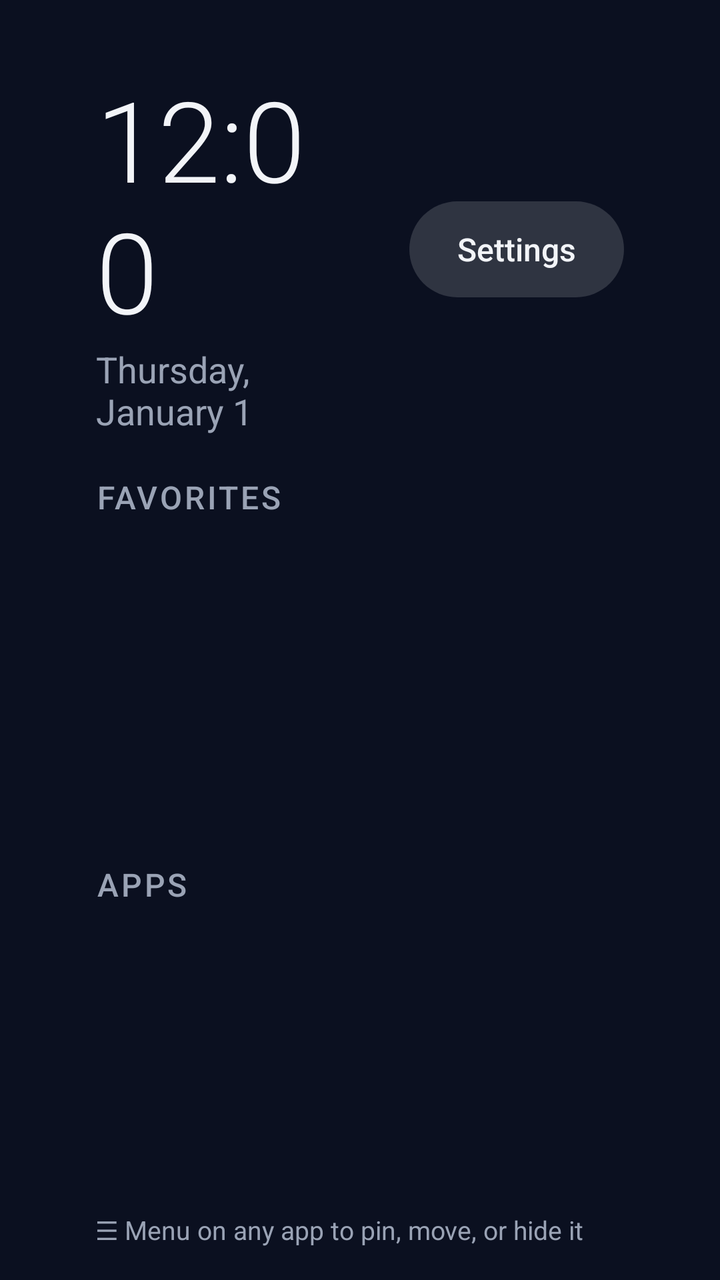
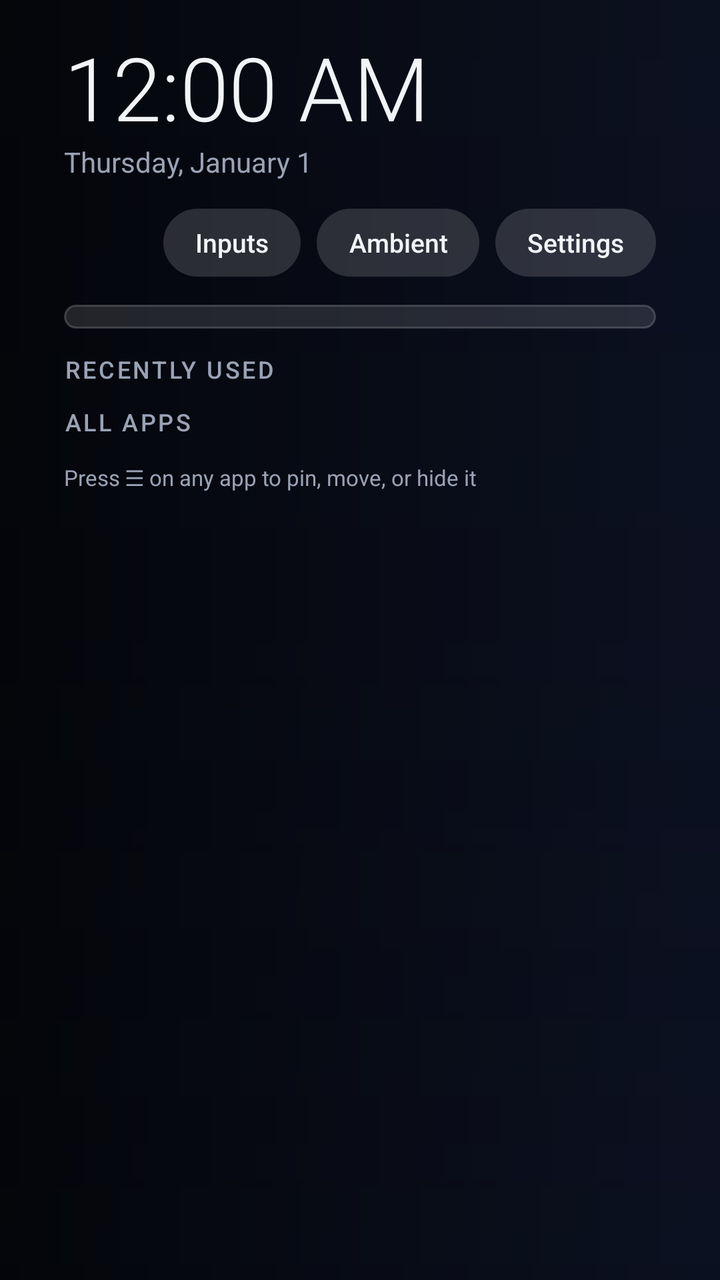

Two renders of the same Android screen: before a commit and after it. Below are the layout's source before the change and the commit's diff.
<!-- AndroidManifest.xml: application theme Theme.AttuneTV -->
<!-- res/layout/activity_home.xml -->
<?xml version="1.0" encoding="utf-8"?>
<LinearLayout xmlns:android="http://schemas.android.com/apk/res/android"
    android:layout_width="match_parent"
    android:layout_height="match_parent"
    android:orientation="vertical"
    android:paddingStart="@dimen/gutter"
    android:paddingEnd="@dimen/gutter"
    android:paddingTop="32dp"
    android:paddingBottom="16dp">

    
    <LinearLayout
        android:layout_width="match_parent"
        android:layout_height="wrap_content"
        android:gravity="center_vertical"
        android:orientation="horizontal">

        <LinearLayout
            android:layout_width="0dp"
            android:layout_height="wrap_content"
            android:layout_weight="1"
            android:orientation="vertical">

            <TextClock
                android:layout_width="wrap_content"
                android:layout_height="wrap_content"
                android:fontFamily="sans-serif-light"
                android:format12Hour="h:mm"
                android:format24Hour="HH:mm"
                android:textColor="@color/text"
                android:textSize="56sp" />

            <TextClock
                android:layout_width="wrap_content"
                android:layout_height="wrap_content"
                android:format12Hour="EEEE, MMMM d"
                android:format24Hour="EEEE, MMMM d"
                android:textColor="@color/text_dim"
                android:textSize="18sp" />
        </LinearLayout>

        <TextView
            android:id="@+id/focus_title"
            android:layout_width="wrap_content"
            android:layout_height="wrap_content"
            android:layout_marginEnd="24dp"
            android:fontFamily="sans-serif-medium"
            android:textColor="@color/text"
            android:textSize="22sp" />

        <Button
            android:id="@+id/settings_button"
            android:layout_width="wrap_content"
            android:layout_height="48dp"
            android:background="@drawable/pill_bg"
            android:paddingStart="24dp"
            android:paddingEnd="24dp"
            android:stateListAnimator="@null"
            android:text="@string/settings"
            android:textAllCaps="false"
            android:textColor="@color/pill_text"
            android:textSize="16sp" />
    </LinearLayout>

    <TextView
        android:id="@+id/setup_banner"
        android:layout_width="match_parent"
        android:layout_height="wrap_content"
        android:layout_marginTop="12dp"
        android:background="@drawable/pill_bg"
        android:focusable="true"
        android:padding="12dp"
        android:text="@string/setup_banner"
        android:textColor="@color/pill_text"
        android:textSize="15sp"
        android:visibility="gone" />

    <TextView
        android:id="@+id/favorites_label"
        style="@style/SectionLabel"
        android:layout_width="wrap_content"
        android:layout_height="wrap_content"
        android:layout_marginTop="20dp"
        android:text="@string/favorites" />

    <androidx.recyclerview.widget.RecyclerView
        android:id="@+id/favorites"
        android:layout_width="match_parent"
        android:layout_height="168dp"
        android:clipChildren="false"
        android:clipToPadding="false"
        android:paddingStart="8dp"
        android:paddingEnd="8dp" />

    <TextView
        style="@style/SectionLabel"
        android:layout_width="wrap_content"
        android:layout_height="wrap_content"
        android:layout_marginTop="4dp"
        android:text="@string/all_apps" />

    <androidx.recyclerview.widget.RecyclerView
        android:id="@+id/grid"
        android:layout_width="match_parent"
        android:layout_height="0dp"
        android:layout_weight="1"
        android:clipChildren="false"
        android:clipToPadding="false"
        android:paddingStart="8dp"
        android:paddingEnd="8dp"
        android:paddingBottom="24dp" />

    <TextView
        android:layout_width="wrap_content"
        android:layout_height="wrap_content"
        android:text="@string/hint"
        android:textColor="@color/text_dim"
        android:textSize="13sp" />
</LinearLayout>
<!-- resources referenced by this layout -->
<resources>
  <color name="text">#F2F4F8</color>
  <color name="text_dim">#9AA3B5</color>
  <dimen name="gutter">48dp</dimen>
  <!-- drawable pill_bg (drawable) -->
  <?xml version="1.0" encoding="utf-8"?>
  <selector xmlns:android="http://schemas.android.com/apk/res/android">
      <item android:state_focused="true">
          <shape><corners android:radius="28dp" /><solid android:color="#FFFFFF" /></shape>
      </item>
      <item>
          <shape><corners android:radius="28dp" /><solid android:color="#26FFFFFF" /></shape>
      </item>
  </selector>
  <string name="all_apps">Apps</string>
  <string name="favorites">Favorites</string>
  <string name="hint">☰ Menu on any app to pin, move, or hide it</string>
  <string name="settings">Settings</string>
  <string name="setup_banner">Home button not set up yet. Select to finish setup.</string>
  <style name="SectionLabel">
          <item name="android:textColor">@color/text_dim</item>
          <item name="android:textSize">16sp</item>
          <item name="android:letterSpacing">0.08</item>
          <item name="android:textAllCaps">true</item>
          <item name="android:fontFamily">sans-serif-medium</item>
      </style>
  <style name="Theme.AttuneTV" parent="@android:style/Theme.DeviceDefault.NoActionBar.Fullscreen">
          <item name="android:windowBackground">@color/bg</item>
          <item name="android:windowShowWallpaper">false</item>
          <item name="android:colorAccent">@color/accent</item>
          <item name="android:windowAnimationStyle">@null</item>
      </style>
  <color name="bg">#0B1020</color>
  <color name="accent">#7AA2FF</color>
</resources>

<!-- the commit's change to res/layout/activity_home.xml (unified diff, before → after) -->
@@ -1,119 +1,220 @@
 <?xml version="1.0" encoding="utf-8"?>
-<LinearLayout xmlns:android="http://schemas.android.com/apk/res/android"
+<FrameLayout xmlns:android="http://schemas.android.com/apk/res/android"
     android:layout_width="match_parent"
-    android:layout_height="match_parent"
-    android:orientation="vertical"
-    android:paddingStart="@dimen/gutter"
-    android:paddingEnd="@dimen/gutter"
-    android:paddingTop="32dp"
-    android:paddingBottom="16dp">
+    android:layout_height="match_parent">
 
     
+    <ImageView android:id="@+id/backdrop_a" android:layout_width="match_parent" android:layout_height="match_parent"
+        android:alpha="0" android:scaleType="centerCrop" android:importantForAccessibility="no" />
+    <ImageView android:id="@+id/backdrop_b" android:layout_width="match_parent" android:layout_height="match_parent"
+        android:alpha="0" android:scaleType="centerCrop" android:importantForAccessibility="no" />
+    <View android:id="@+id/scrim" android:layout_width="match_parent" android:layout_height="match_parent"
+        android:background="@drawable/scrim" />
+
     <LinearLayout
         android:layout_width="match_parent"
-        android:layout_height="wrap_content"
-        android:gravity="center_vertical"
-        android:orientation="horizontal">
-
+        android:layout_height="match_parent"
+        android:clipChildren="false"
+        android:orientation="vertical"
+        android:paddingStart="@dimen/gutter"
+        android:paddingTop="20dp"
+        android:paddingEnd="@dimen/gutter">
+
+        
         <LinearLayout
-            android:layout_width="0dp"
+            android:layout_width="match_parent"
             android:layout_height="wrap_content"
+            android:gravity="top"
+            android:orientation="horizontal">
+
+            <LinearLayout
+                android:layout_width="0dp"
+                android:layout_height="wrap_content"
+                android:layout_weight="1"
+                android:orientation="vertical">
+
+                <TextClock
+                    android:id="@+id/clock"
+                    android:layout_width="wrap_content"
+                    android:layout_height="wrap_content"
+                    android:fontFamily="sans-serif-light"
+                    android:includeFontPadding="false"
+                    android:textColor="@color/text"
+                    android:textSize="44sp" />
+
+                <TextClock
+                    android:layout_width="wrap_content"
+                    android:layout_height="wrap_content"
+                    android:format12Hour="EEEE, MMMM d"
+                    android:format24Hour="EEEE, MMMM d"
+                    android:textColor="@color/text_dim"
+                    android:textSize="14sp" />
+            </LinearLayout>
+
+            <LinearLayout
+                android:id="@+id/weather_widget"
+                android:layout_width="wrap_content"
+                android:layout_height="72dp"
+                android:background="@drawable/glass"
+                android:gravity="center_vertical"
+                android:orientation="horizontal"
+                android:paddingStart="14dp"
+                android:paddingEnd="16dp"
+                android:visibility="gone">
+
+                <TextView android:id="@+id/wx_icon" android:layout_width="wrap_content" android:layout_height="wrap_content"
+                    android:textSize="28sp" />
+
+                <LinearLayout android:layout_width="wrap_content" android:layout_height="wrap_content"
+                    android:layout_marginStart="10dp" android:orientation="vertical">
+                    <TextView android:id="@+id/wx_temp" android:layout_width="wrap_content" android:layout_height="wrap_content"
+                        android:fontFamily="sans-serif-light" android:includeFontPadding="false"
+                        android:textColor="@color/text" android:textSize="26sp" />
+                    <TextView android:id="@+id/wx_detail" android:layout_width="wrap_content" android:layout_height="wrap_content"
+                        android:maxWidth="170dp" android:maxLines="2" android:ellipsize="end"
+                        android:textColor="@color/text_dim" android:textSize="11sp" />
+                </LinearLayout>
+            </LinearLayout>
+
+            <LinearLayout
+                android:id="@+id/calendar_widget"
+                android:layout_width="250dp"
+                android:layout_height="72dp"
+                android:layout_marginStart="10dp"
+                android:background="@drawable/glass"
+                android:gravity="center_vertical"
+                android:orientation="vertical"
+                android:paddingStart="14dp"
+                android:paddingEnd="14dp"
+                android:visibility="gone">
+
+                <TextView style="@style/SectionLabel" android:layout_width="wrap_content" android:layout_height="wrap_content"
+                    android:textSize="10sp" android:text="@string/up_next" />
+                <TextView android:id="@+id/cal_1" android:layout_width="match_parent" android:layout_height="wrap_content"
+                    android:layout_marginTop="2dp" android:ellipsize="end" android:maxLines="1"
+                    android:textColor="@color/text" android:textSize="13sp" />
+                <TextView android:id="@+id/cal_2" android:layout_width="match_parent" android:layout_height="wrap_content"
+                    android:ellipsize="end" android:maxLines="1" android:textColor="@color/text_dim" android:textSize="12sp" />
+            </LinearLayout>
+        </LinearLayout>
+
+        
+        <LinearLayout
+            android:layout_width="match_parent"
+            android:layout_height="wrap_content"
+            android:layout_marginTop="14dp"
+            android:gravity="center_vertical"
+            android:orientation="horizontal">
+
+            <TextView
+                android:id="@+id/focus_title"
+                android:layout_width="0dp"
+                android:layout_height="wrap_content"
+                android:layout_weight="1"
+                android:ellipsize="end"
+                android:fontFamily="sans-serif-medium"
+                android:maxLines="1"
+                android:textColor="@color/text"
+                android:textSize="22sp" />
+
+            <Button android:id="@+id/btn_inputs" style="@style/Pill" android:text="@string/inputs" />
+            <Button android:id="@+id/btn_ambient" style="@style/Pill" android:text="@string/ambient" />
+            <Button android:id="@+id/btn_settings" style="@style/Pill" android:text="@string/settings" />
+        </LinearLayout>
+
+        <TextView
+            android:id="@+id/setup_banner"
+            android:layout_width="match_parent"
+            android:layout_height="wrap_content"
+            android:layout_marginTop="10dp"
+            android:background="@drawable/pill_bg"
+            android:focusable="true"
+            android:paddingStart="16dp"
+            android:paddingTop="8dp"
+            android:paddingEnd="16dp"
+            android:paddingBottom="8dp"
+            android:text="@string/setup_banner"
+            android:textColor="@color/pill_text"
+            android:textSize="13sp"
+            android:visibility="gone" />
+
+        <ScrollView
+            android:id="@+id/scroller"
+            android:layout_width="match_parent"
+            android:layout_height="0dp"
+            android:layout_marginTop="8dp"
             android:layout_weight="1"
-            android:orientation="vertical">
-
-            <TextClock
-                android:layout_width="wrap_content"
+            android:clipChildren="false"
+            android:clipToPadding="false"
+            android:fadingEdgeLength="24dp"
+            android:requiresFadingEdge="vertical"
+            android:scrollbars="none">
+
+            <LinearLayout
+                android:layout_width="match_parent"
                 android:layout_height="wrap_content"
-                android:fontFamily="sans-serif-light"
-                android:format12Hour="h:mm"
-                android:format24Hour="HH:mm"
-                android:textColor="@color/text"
-                android:textSize="56sp" />
-
-            <TextClock
-                android:layout_width="wrap_content"
-                android:layout_height="wrap_content"
-                android:format12Hour="EEEE, MMMM d"
-                android:format24Hour="EEEE, MMMM d"
-                android:textColor="@color/text_dim"
-                android:textSize="18sp" />
-        </LinearLayout>
-
-        <TextView
-            android:id="@+id/focus_title"
-            android:layout_width="wrap_content"
-            android:layout_height="wrap_content"
-            android:layout_marginEnd="24dp"
-            android:fontFamily="sans-serif-medium"
-            android:textColor="@color/text"
-            android:textSize="22sp" />
-
-        <Button
-            android:id="@+id/settings_button"
-            android:layout_width="wrap_content"
-            android:layout_height="48dp"
-            android:background="@drawable/pill_bg"
-            android:paddingStart="24dp"
-            android:paddingEnd="24dp"
-            android:stateListAnimator="@null"
-            android:text="@string/settings"
-            android:textAllCaps="false"
-            android:textColor="@color/pill_text"
-            android:textSize="16sp" />
+                android:clipChildren="false"
+                android:orientation="vertical"
+                android:paddingBottom="40dp">
+
+                
+                <FrameLayout
+                    android:id="@+id/dock"
+                    android:layout_width="match_parent"
+                    android:layout_height="wrap_content"
+                    android:layout_marginTop="6dp"
+                    android:background="@drawable/glass"
+                    android:clipChildren="false"
+                    android:paddingTop="6dp"
+                    android:paddingBottom="6dp">
+
+                    <androidx.recyclerview.widget.RecyclerView
+                        android:id="@+id/favorites"
+                        android:layout_width="match_parent"
+                        android:layout_height="wrap_content"
+                        android:clipChildren="false"
+                        android:clipToPadding="false"
+                        android:paddingStart="8dp"
+                        android:paddingEnd="8dp" />
+                </FrameLayout>
+
+                <TextView
+                    android:id="@+id/recent_label"
+                    style="@style/SectionLabel"
+                    android:layout_width="wrap_content"
+                    android:layout_height="wrap_content"
+                    android:layout_marginTop="12dp"
+                    android:text="@string/recent" />
+
+                <androidx.recyclerview.widget.RecyclerView
+                    android:id="@+id/recent"
+                    android:layout_width="match_parent"
+                    android:layout_height="wrap_content"
+                    android:clipChildren="false"
+                    android:clipToPadding="false" />
+
+                <TextView
+                    style="@style/SectionLabel"
+                    android:layout_width="wrap_content"
+                    android:layout_height="wrap_content"
+                    android:layout_marginTop="10dp"
+                    android:text="@string/all_apps" />
+
+                <androidx.recyclerview.widget.RecyclerView
+                    android:id="@+id/grid"
+                    android:layout_width="match_parent"
+                    android:layout_height="wrap_content"
+                    android:clipChildren="false"
+                    android:clipToPadding="false" />
+
+                <TextView
+                    android:layout_width="wrap_content"
+                    android:layout_height="wrap_content"
+                    android:layout_marginTop="12dp"
+                    android:text="@string/hint"
+                    android:textColor="@color/text_dim"
+                    android:textSize="11sp" />
+            </LinearLayout>
+        </ScrollView>
     </LinearLayout>
-
-    <TextView
-        android:id="@+id/setup_banner"
-        android:layout_width="match_parent"
-        android:layout_height="wrap_content"
-        android:layout_marginTop="12dp"
-        android:background="@drawable/pill_bg"
-        android:focusable="true"
-        android:padding="12dp"
-        android:text="@string/setup_banner"
-        android:textColor="@color/pill_text"
-        android:textSize="15sp"
-        android:visibility="gone" />
-
-    <TextView
-        android:id="@+id/favorites_label"
-        style="@style/SectionLabel"
-        android:layout_width="wrap_content"
-        android:layout_height="wrap_content"
-        android:layout_marginTop="20dp"
-        android:text="@string/favorites" />
-
-    <androidx.recyclerview.widget.RecyclerView
-        android:id="@+id/favorites"
-        android:layout_width="match_parent"
-        android:layout_height="168dp"
-        android:clipChildren="false"
-        android:clipToPadding="false"
-        android:paddingStart="8dp"
-        android:paddingEnd="8dp" />
-
-    <TextView
-        style="@style/SectionLabel"
-        android:layout_width="wrap_content"
-        android:layout_height="wrap_content"
-        android:layout_marginTop="4dp"
-        android:text="@string/all_apps" />
-
-    <androidx.recyclerview.widget.RecyclerView
-        android:id="@+id/grid"
-        android:layout_width="match_parent"
-        android:layout_height="0dp"
-        android:layout_weight="1"
-        android:clipChildren="false"
-        android:clipToPadding="false"
-        android:paddingStart="8dp"
-        android:paddingEnd="8dp"
-        android:paddingBottom="24dp" />
-
-    <TextView
-        android:layout_width="wrap_content"
-        android:layout_height="wrap_content"
-        android:text="@string/hint"
-        android:textColor="@color/text_dim"
-        android:textSize="13sp" />
-</LinearLayout>
+</FrameLayout>
<!-- resource entries referenced after the edit -->
@@ -2,26 +2,56 @@
 <resources>
   <color name="text">#F2F4F8</color>
   <color name="text_dim">#9AA3B5</color>
-  <dimen name="gutter">48dp</dimen>
+  <dimen name="gutter">32dp</dimen>
+  <!-- drawable glass (drawable) -->
+  <?xml version="1.0" encoding="utf-8"?>
+  <shape xmlns:android="http://schemas.android.com/apk/res/android">
+      <corners android:radius="18dp" />
+      <solid android:color="#1FFFFFFF" />
+      <stroke android:width="1dp" android:color="#2EFFFFFF" />
+  </shape>
   <!-- drawable pill_bg (drawable) -->
   <?xml version="1.0" encoding="utf-8"?>
   <selector xmlns:android="http://schemas.android.com/apk/res/android">
       <item android:state_focused="true">
-          <shape><corners android:radius="28dp" /><solid android:color="#FFFFFF" /></shape>
+          <shape><corners android:radius="20dp" /><solid android:color="#FFFFFF" /></shape>
       </item>
       <item>
-          <shape><corners android:radius="28dp" /><solid android:color="#26FFFFFF" /></shape>
+          <shape><corners android:radius="20dp" /><solid android:color="#26FFFFFF" /></shape>
       </item>
   </selector>
-  <string name="all_apps">Apps</string>
-  <string name="favorites">Favorites</string>
-  <string name="hint">☰ Menu on any app to pin, move, or hide it</string>
+  <!-- drawable scrim (drawable) -->
+  <?xml version="1.0" encoding="utf-8"?>
+  <layer-list xmlns:android="http://schemas.android.com/apk/res/android">
+      <item><shape><gradient android:angle="270" android:startColor="#990B1020" android:centerColor="#B30B1020" android:endColor="#F00B1020" /></shape></item>
+      <item><shape><gradient android:angle="0" android:startColor="#B3000000" android:endColor="#00000000" /></shape></item>
+  </layer-list>
+  <string name="all_apps">All apps</string>
+  <string name="ambient">Ambient</string>
+  <string name="hint">Press ☰ on any app to pin, move, or hide it</string>
+  <string name="inputs">Inputs</string>
+  <string name="recent">Recently used</string>
   <string name="settings">Settings</string>
   <string name="setup_banner">Home button not set up yet. Select to finish setup.</string>
+  <string name="up_next">Up next</string>
+  <style name="Pill">
+          <item name="android:layout_width">wrap_content</item>
+          <item name="android:layout_height">34dp</item>
+          <item name="android:layout_marginStart">8dp</item>
+          <item name="android:background">@drawable/pill_bg</item>
+          <item name="android:paddingStart">16dp</item>
+          <item name="android:paddingEnd">16dp</item>
+          <item name="android:minWidth">0dp</item>
+          <item name="android:minHeight">0dp</item>
+          <item name="android:stateListAnimator">@null</item>
+          <item name="android:textAllCaps">false</item>
+          <item name="android:textColor">@color/pill_text</item>
+          <item name="android:textSize">13sp</item>
+      </style>
   <style name="SectionLabel">
           <item name="android:textColor">@color/text_dim</item>
-          <item name="android:textSize">16sp</item>
-          <item name="android:letterSpacing">0.08</item>
+          <item name="android:textSize">12sp</item>
+          <item name="android:letterSpacing">0.1</item>
           <item name="android:textAllCaps">true</item>
           <item name="android:fontFamily">sans-serif-medium</item>
       </style>
